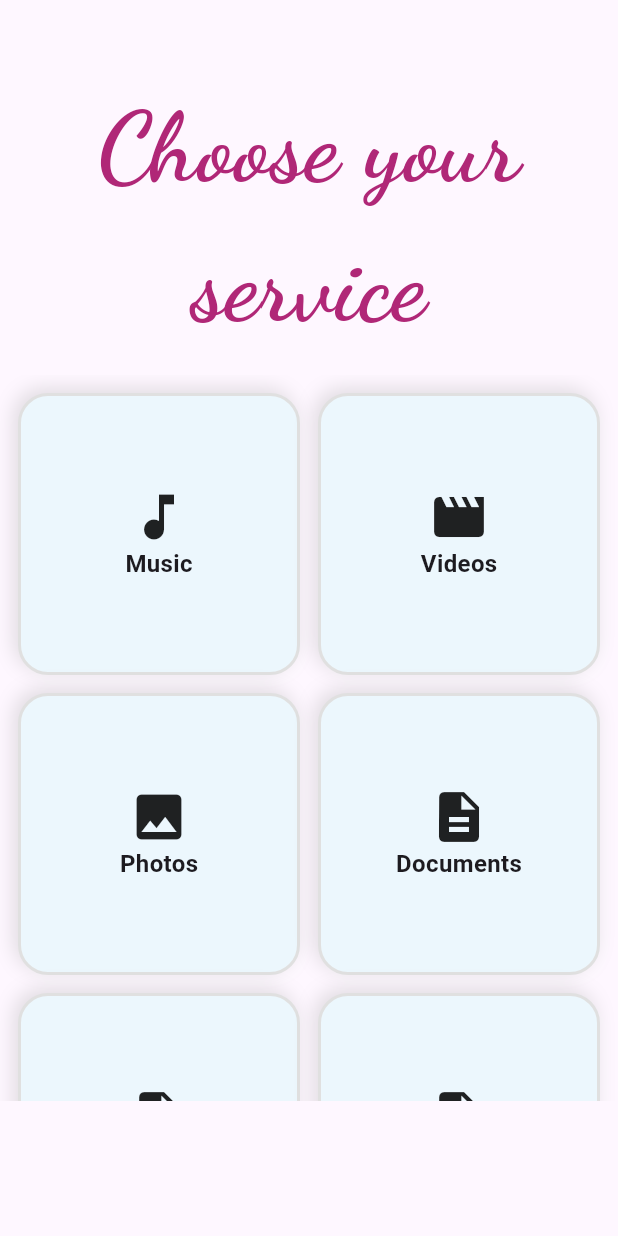
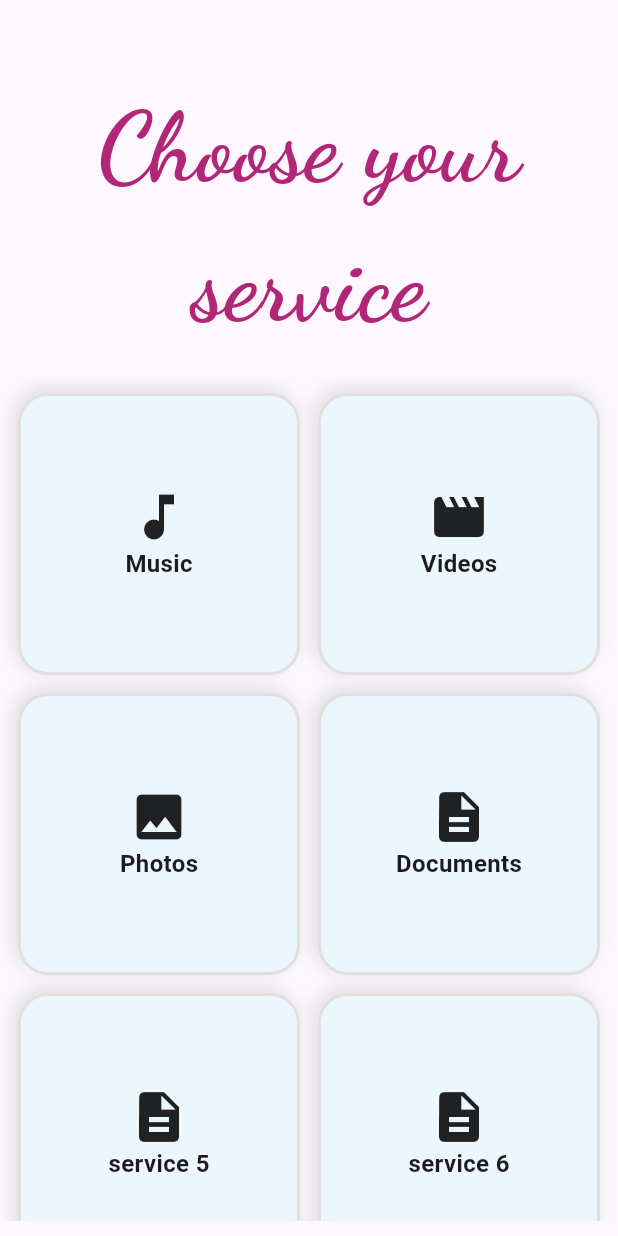
Before and after one commit to orianhaziza/androidClassProject, a Flutter app: the ServiceScreen widget shown alone on an empty page, opened directly, on a phone screen of 412 x 824 dp. Run offline on Flutter 3.47's test engine with Material 3 defaults, Android fonts, the phone set to English and light mode, and no system bars; our stand-ins replace firebase_auth, firebase_core; accounts and stored records are empty.

Commit message:
updates from 7.6- new screens

```diff
--- a/lib/navigationBarScreens/serviceScreen.dart
+++ b/lib/navigationBarScreens/serviceScreen.dart
@@ -11,7 +11,7 @@ class ServiceScreen extends StatefulWidget {
 class _ServiceScreenState extends State<ServiceScreen> {
   final List<String> options = [
     'Music', 'Videos', 'Photos', 'Documents',
-    'attempt 5', 'attempt 6', 'attempt 7',
+    'service 5', 'service 6', 'service 7',
   ];
   final List<IconData> icons = [
     Icons.music_note,
@@ -118,7 +118,7 @@ class _ServiceScreenState extends State<ServiceScreen> {
                 },
               ),
             ),
-            const SizedBox(height: 90), // leaves room for the floating button
+            const SizedBox(height: 10), // leaves room for the floating button
           ],
         ),
         Positioned(
```
Also changed, not shown: lib/inAppScreens/ResumeScreen.dart (+4 -4 lines), pubspec.lock.
